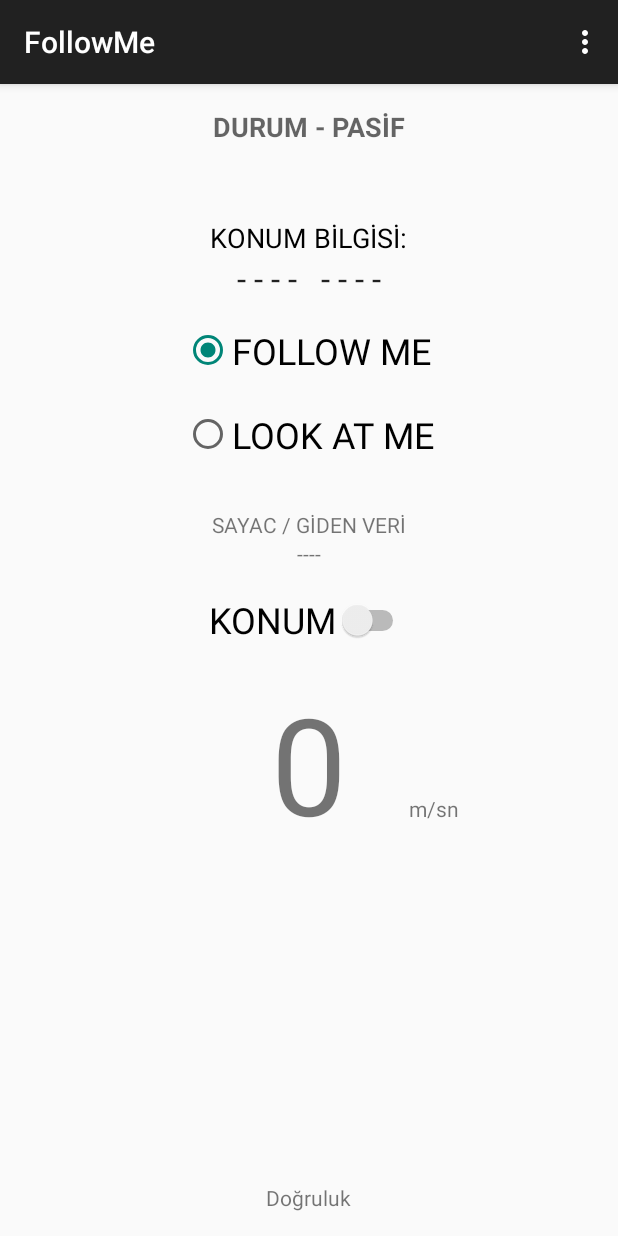
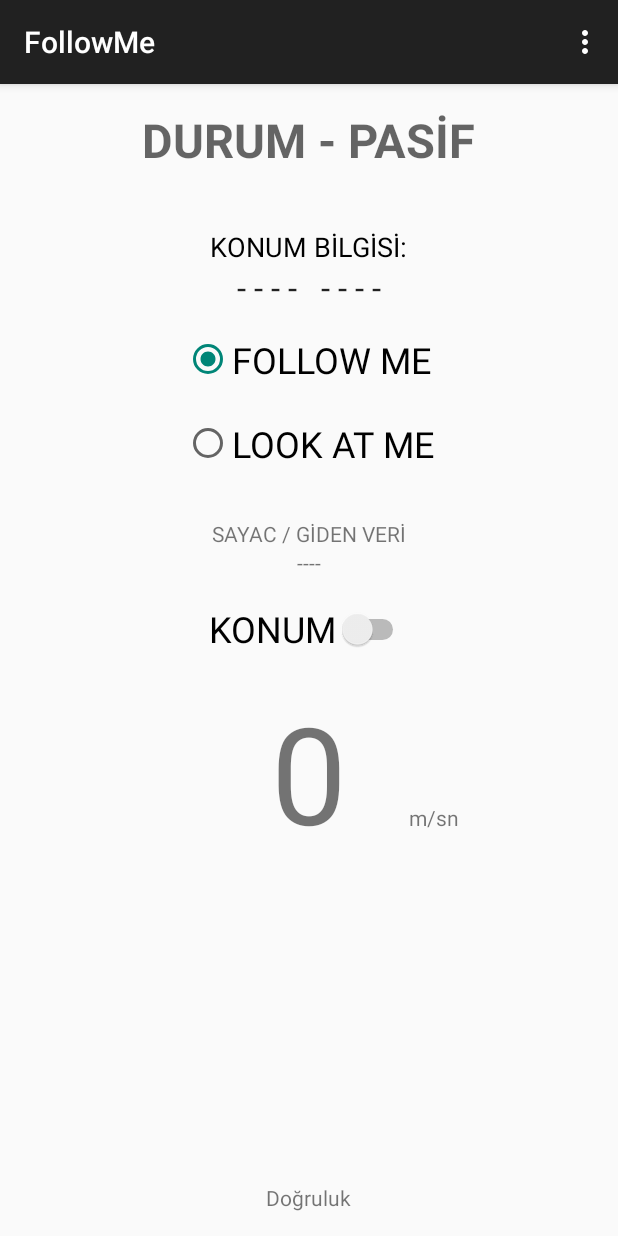
Before and after one commit to onurerden/mkFollowMe, an Android app: the MainActivity screen opened directly, with no data from a screen before it, on a phone screen of 412 x 824 dp. Run offline under Robolectric (Android 15) with nearby library versions, the phone set to English and light mode, and no system bars.

Commit message:
send followmedata nın exception -3 e cekildi Init2 de ekran kontrollerini ayaralyan metod yeni thread e yerleştirildi, ama bi işe yaramadı :) Konus da track caldıktan sonra listeyi kendi temizliyor main activity de gonderim durumu eklendi gelen async task sonucuna gore status güncelleniyor. sharedpref -> bağlantı default ları  GPRS10 sn GPS 5 sn den GPRS 5 sn GPS 2 sn yeye cekildi

```diff
--- a/app/src/main/java/com/belbim/kopter/followme/IDeviceServerImpl.java
+++ b/app/src/main/java/com/belbim/kopter/followme/IDeviceServerImpl.java
@@ -152,7 +152,7 @@ public class IDeviceServerImpl extends HttpConnectionProvider implements IDevice
             return Integer.valueOf(ss);
         } catch (Exception e) {
             e.printStackTrace();
-            return -1;
+            return -3;
         }
     }
 
--- a/app/src/main/java/com/belbim/kopter/followme/Konus.java
+++ b/app/src/main/java/com/belbim/kopter/followme/Konus.java
@@ -43,6 +43,7 @@ public class Konus implements MediaPlayer.OnCompletionListener {
             mp.start();
         }
 
+
     }
 
 
@@ -54,6 +55,8 @@ public class Konus implements MediaPlayer.OnCompletionListener {
 
             trackCal(liste.get(gecerliTrack));
             gecerliTrack++;
+        }else{
+            this.clearListe();
         }
 
 
--- a/app/src/main/java/com/belbim/kopter/followme/ParametreAyar.java
+++ b/app/src/main/java/com/belbim/kopter/followme/ParametreAyar.java
@@ -52,7 +52,7 @@ public class ParametreAyar extends Activity {
 
     public void kaydet(View view) {
         sp.serverUrlYaz(_etServerURL.getText().toString());
-        if (Integer.parseInt(_etGuncellemePeriyodu.getText().toString())>0 && Integer.parseInt(_etCihazId.getText().toString())>0 && Integer.parseInt(etAccuarcy.getText().toString())>0 && Integer.parseInt(etGPSPeriod.getText().toString())>1000 && etKullaniciAdi.getText().length()>5) {
+        if (Integer.parseInt(_etGuncellemePeriyodu.getText().toString())>0 && Integer.parseInt(etAccuarcy.getText().toString())>0 && Integer.parseInt(etGPSPeriod.getText().toString())>1000 && etKullaniciAdi.getText().length()>5) {
             sp.guncellemePeriyoduYaz(Integer.parseInt(_etGuncellemePeriyodu.getText().toString()));
             sp.cihazIdYaz(Integer.parseInt(_etCihazId.getText().toString()));
             sp.accuarcyYaz((Integer.parseInt(etAccuarcy.getText().toString())));
--- a/app/src/main/java/com/belbim/kopter/followme/SharedPrefBilgisi.java
+++ b/app/src/main/java/com/belbim/kopter/followme/SharedPrefBilgisi.java
@@ -25,7 +25,7 @@ public class SharedPrefBilgisi {
 
     public int guncellemePeriyoduGetir(){
         int guncellemePeriyodu;
-        guncellemePeriyodu=mSharedPrefs.getInt("guncelleme_periyodu",10000);
+        guncellemePeriyodu=mSharedPrefs.getInt("guncelleme_periyodu",5000);
         return guncellemePeriyodu;
     }
 
@@ -100,7 +100,7 @@ public class SharedPrefBilgisi {
 
     public int GPSupdatePeriodmilisGetir(){
         int updatePeriodmilisGetir;
-        updatePeriodmilisGetir=mSharedPrefs.getInt("updatePeriodmilis",5000);
+        updatePeriodmilisGetir=mSharedPrefs.getInt("updatePeriodmilis",2000);
         return updatePeriodmilisGetir;
     }
 
--- a/app/src/main/res/layout/activity_main.xml
+++ b/app/src/main/res/layout/activity_main.xml
@@ -15,7 +15,10 @@
         android:textAppearance="?android:attr/textAppearanceMedium"
         android:layout_alignParentTop="true"
         android:layout_centerHorizontal="true"
-        android:textStyle="bold" />
+        android:textStyle="bold"
+        android:textSize="14pt"
+        android:textAlignment="center"
+        android:gravity="center_horizontal" />
 
 
     <TextView
@@ -24,10 +27,10 @@
         android:textAppearance="?android:attr/textAppearanceMedium"
         android:text="KONUM BİLGİSİ:"
         android:id="@+id/tvlblGpsPozisyon"
-        android:layout_marginTop="49dp"
-        android:layout_below="@+id/tvStatus"
+        android:layout_marginTop="80dp"
         android:textColor="#000000"
-        android:layout_centerHorizontal="true" />
+        android:layout_centerHorizontal="true"
+        android:layout_alignTop="@+id/tvStatus" />
 
     <TextView
         android:layout_width="wrap_content"
--- a/app/src/main/res/layout/parametre_ayar.xml
+++ b/app/src/main/res/layout/parametre_ayar.xml
@@ -35,7 +35,7 @@
         android:layout_height="wrap_content"
         android:id="@+id/etGuncellemePeriyodu"
         android:inputType="numberSigned"
-        android:text="10000" />
+        android:text="2000" />
 
     <TextView
         android:layout_width="match_parent"
@@ -65,7 +65,7 @@
         android:layout_height="wrap_content"
         android:id="@+id/etcihazId"
         android:inputType="numberSigned"
-        android:text="-1" />
+        android:text="0" />
 
     <TextView
         android:layout_width="wrap_content"
@@ -92,7 +92,7 @@
         android:layout_width="match_parent"
         android:layout_height="wrap_content"
         android:id="@+id/etGPSPeriod"
-        android:text="9000"
+        android:text="1500"
         android:inputType="numberSigned" />
 
     <CheckBox
```
Also changed, not shown: app/src/main/java/com/belbim/kopter/followme/Init2.java (+7 -1 lines), app/src/main/java/com/belbim/kopter/followme/MainActivity.java (+30 -14 lines).
